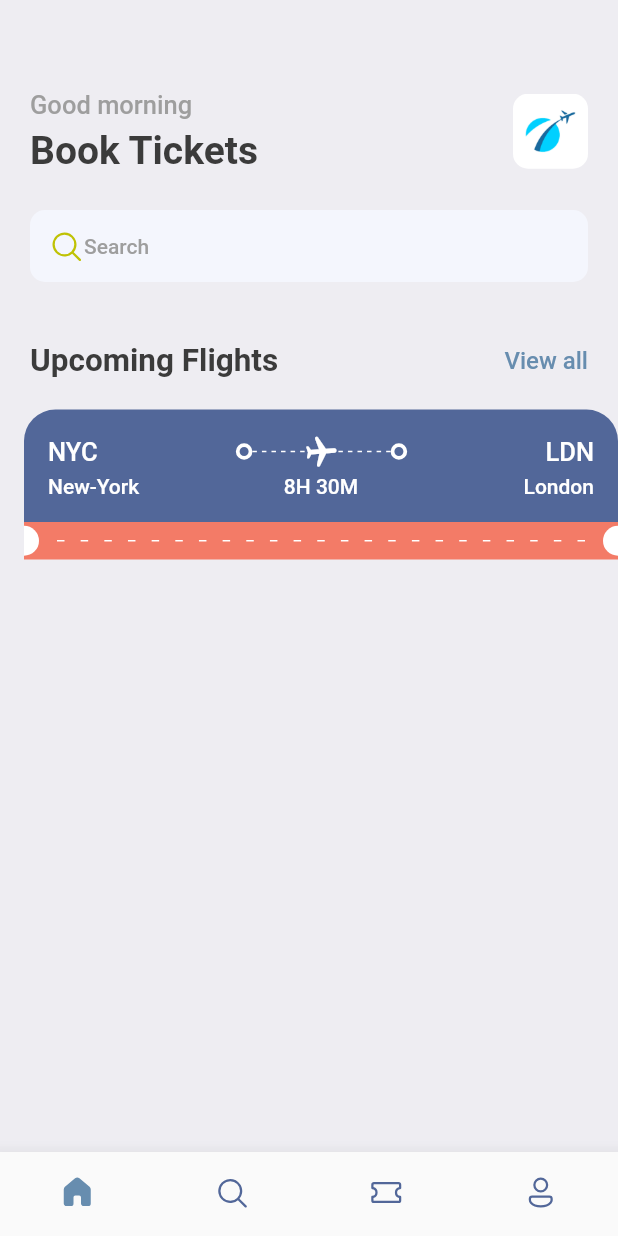
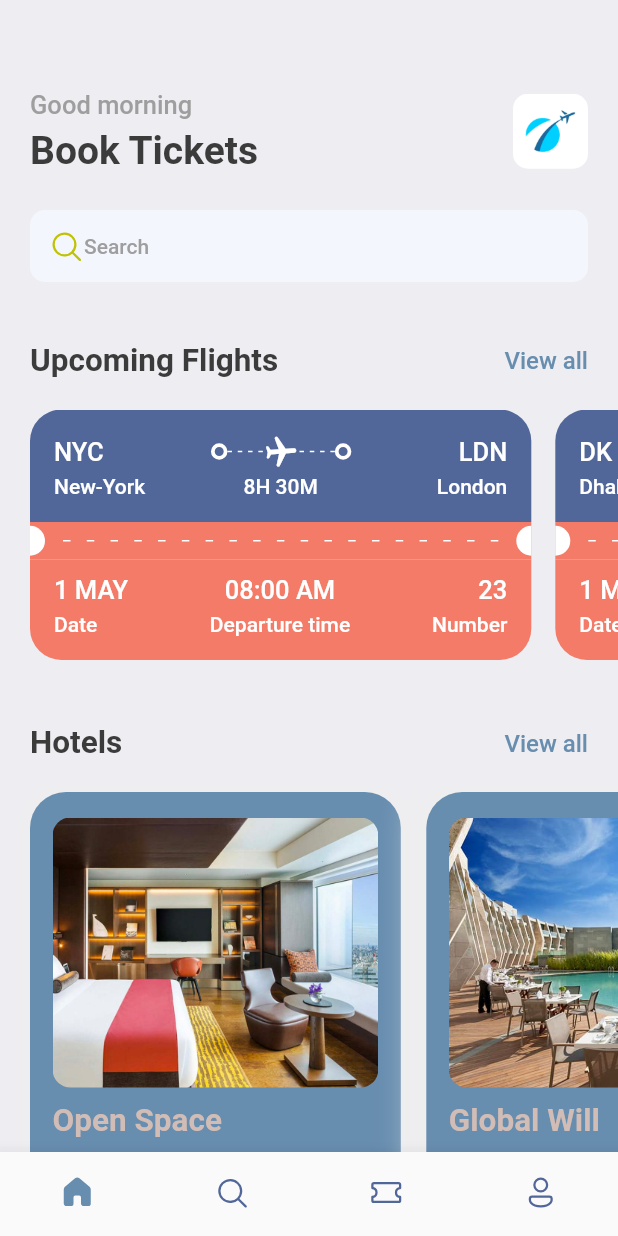
Before and after one commit to tonyh2021/flutter_booking_tickets, a Flutter app: the screen it shows after launch, on a phone screen of 412 x 824 dp. Run offline on Flutter 3.47's test engine with Material 2 defaults, Android fonts, the phone set to English and light mode, and no system bars; our stand-ins replace fluentui_icons, gap.

Commit message:
feat: home page; add app data.

```diff
--- a/lib/pages/home_page.dart
+++ b/lib/pages/home_page.dart
@@ -1,8 +1,9 @@
 import 'package:fluentui_icons/fluentui_icons.dart';
-import 'package:flutter/cupertino.dart';
 import 'package:flutter/foundation.dart';
 import 'package:flutter/material.dart';
+import 'package:flutter_booking_tickets/utils/app_data.dart';
 import 'package:flutter_booking_tickets/utils/app_styles.dart';
+import 'package:flutter_booking_tickets/widgets/hotel_view.dart';
 import 'package:flutter_booking_tickets/widgets/ticket_view.dart';
 import 'package:gap/gap.dart';
 
@@ -43,10 +44,7 @@
                 ),
                 const Gap(25),
                 Container(
-                  decoration: BoxDecoration(
-                      borderRadius: BorderRadius.circular(10),
-                      color: const Color(0xFFf4f6fd)
-                  ),
+                  decoration: BoxDecoration(borderRadius: BorderRadius.circular(10), color: const Color(0xFFf4f6fd)),
                   padding: const EdgeInsets.all(12),
                   child: Row(
                     children: [
@@ -70,18 +68,54 @@
                         onTap: () {
                           if (kDebugMode) {
                             print("Go to view all...");
-                          }},
-                        child: Text(
-                            "View all",
-                            style: Styles.textStyle.copyWith(color: Styles.primaryColor)
-                        )
-                    ),
+                          }
+                        },
+                        child: Text("View all", style: Styles.textStyle.copyWith(color: Styles.primaryColor))),
                   ],
                 ),
               ],
             ),
           ),
-          TicketView(),
+          SingleChildScrollView(
+            scrollDirection: Axis.horizontal,
+            padding: const EdgeInsets.only(left: 20),
+            child: Row(
+              children: ticketList
+                  .map((ticket) => TicketView(
+                        ticket: ticket,
+                      ))
+                  .toList(),
+            ),
+          ),
+          const Gap(10),
+          Container(
+            padding: const EdgeInsets.symmetric(horizontal: 20),
+            child: Row(
+              mainAxisAlignment: MainAxisAlignment.spaceBetween,
+              children: [
+                Text("Hotels", style: Styles.headLineStyle2),
+                InkWell(
+                    onTap: () {
+                      if (kDebugMode) {
+                        print("Go to view all...");
+                      }
+                    },
+                    child: Text("View all", style: Styles.textStyle.copyWith(color: Styles.primaryColor))),
+              ],
+            ),
+          ),
+          const Gap(15),
+          SingleChildScrollView(
+            scrollDirection: Axis.horizontal,
+            padding: const EdgeInsets.only(left: 20),
+            child: Row(
+              children: hostList
+                  .map((hotel) => HotelView(
+                        hotel: hotel,
+                      ))
+                  .toList(),
+            ),
+          ),
         ],
       ),
     );
--- /dev/null
+++ b/lib/utils/app_data.dart
@@ -0,0 +1,51 @@
+List<Map<String, dynamic>> hostList = [
+  {
+    'image': 'one.png',
+    'place': 'Open Space',
+    'destination': 'London',
+    'price': 25,
+  },
+  {
+    'image': 'two.png',
+    'place': 'Global Will',
+    'destination': 'London',
+    'price': 40,
+  },
+  {
+    'image': 'three.png',
+    'place': 'Tallest Building',
+    'destination': 'Dubai',
+    'price': 68,
+  }
+];
+
+List<Map<String, dynamic>> ticketList = [
+  {
+    'from': {
+      'code': 'NYC',
+      'name': 'New-York'
+    },
+    'to': {
+      'code': 'LDN',
+      'name': 'London'
+    },
+    'flying_time': '8H 30M',
+    'date': '1 MAY',
+    'departure_time': '08:00 AM',
+    'number': 23
+  },
+  {
+    'from': {
+      'code': 'DK',
+      'name': 'Dhaka'
+    },
+    'to': {
+      'code': 'SH',
+      'name': 'Shanghai'
+    },
+    'flying_time': '4H 20M',
+    'date': '1 MAY',
+    'departure_time': '09:00 AM',
+    'number': 45
+  },
+];
--- a/lib/utils/app_styles.dart
+++ b/lib/utils/app_styles.dart
@@ -8,6 +8,7 @@
   static const Color bgColor = Color(0xFFeeedf2);
   static const Color blueColor = Color(0xFF526799);
   static const Color orangeColor = Color(0xFFf37b67);
+  static const Color kakiColor = Color(0xFFd2bdb6);
 
   static TextStyle textStyle = const TextStyle(fontSize: 16, color: textColor, fontWeight: FontWeight.w500);
   static TextStyle headLineStyle1 = const TextStyle(fontSize: 26, color: textColor, fontWeight: FontWeight.bold);
--- /dev/null
+++ b/lib/widgets/hotel_view.dart
@@ -0,0 +1,54 @@
+import 'package:flutter/material.dart';
+import 'package:flutter_booking_tickets/utils/app_layout.dart';
+import 'package:flutter_booking_tickets/utils/app_styles.dart';
+import 'package:gap/gap.dart';
+
+class HotelView extends StatelessWidget {
+  final Map<String, dynamic> hotel;
+  const HotelView({Key? key, required this.hotel}) : super(key: key);
+
+  @override
+  Widget build(BuildContext context) {
+    final size = AppLayout.appSize(context);
+    return Container(
+      width: size.width * 0.6,
+      height: 350,
+      padding: const EdgeInsets.symmetric(horizontal: 15, vertical: 17),
+      margin: const EdgeInsets.only(right: 17, top: 5),
+      decoration: BoxDecoration(color: Styles.primaryColor, borderRadius: BorderRadius.circular(24), boxShadow: [
+        BoxShadow(
+          color: Colors.grey.shade200,
+          blurRadius: 20,
+          spreadRadius: 5,
+        )
+      ]),
+      child: Column(
+        crossAxisAlignment: CrossAxisAlignment.start,
+        children: [
+          Container(
+            height: 180,
+            decoration: BoxDecoration(
+                borderRadius: BorderRadius.circular(12),
+                color: Styles.primaryColor,
+                image: DecorationImage(fit: BoxFit.cover, image: AssetImage("assets/images/${hotel["image"]}"))),
+          ),
+          const Gap(10),
+          Text(
+            hotel["place"],
+            style: Styles.headLineStyle2.copyWith(color: Styles.kakiColor),
+          ),
+          const Gap(5),
+          Text(
+            hotel["destination"],
+            style: Styles.headLineStyle3.copyWith(color: Colors.white),
+          ),
+          const Gap(8),
+          Text(
+            "\$${hotel["price"]}/night",
+            style: Styles.headLineStyle1.copyWith(color: Styles.kakiColor),
+          ),
+        ],
+      ),
+    );
+  }
+}
--- a/lib/widgets/ticket_view.dart
+++ b/lib/widgets/ticket_view.dart
@@ -6,16 +6,17 @@
 import 'package:gap/gap.dart';
 
 class TicketView extends StatelessWidget {
-  const TicketView({Key? key}) : super(key: key);
+  final Map<String, dynamic> ticket;
+  const TicketView({Key? key, required this.ticket}) : super(key: key);
 
   @override
   Widget build(BuildContext context) {
     final size = AppLayout.appSize(context);
     return SizedBox(
-      width: size.width,
+      width: size.width * 0.85,
       height: 200,
       child: Container(
-        margin: const EdgeInsets.only(left: 16),
+        margin: const EdgeInsets.only(right: 16),
         child: Column(
           mainAxisSize: MainAxisSize.min,
           children: [
@@ -29,7 +30,7 @@
                 children: [
                   Row(
                     children: [
-                      Text("NYC", style: Styles.headLineStyle3.copyWith(color: Colors.white)),
+                      Text(ticket['from']['code'], style: Styles.headLineStyle3.copyWith(color: Colors.white)),
                       Expanded(
                         child: Container(),
                       ),
@@ -74,7 +75,7 @@
                       Expanded(
                         child: Container(),
                       ),
-                      Text("LDN", style: Styles.headLineStyle3.copyWith(color: Colors.white)),
+                      Text(ticket['to']['code'], style: Styles.headLineStyle3.copyWith(color: Colors.white)),
                     ],
                   ),
                   const Gap(3),
@@ -84,18 +85,18 @@
                       SizedBox(
                         width: 100,
                         child: Text(
-                          "New-York",
+                          ticket['from']['name'],
                           style: Styles.headLineStyle4.copyWith(color: Colors.white),
                         ),
                       ),
                       Text(
-                        "8H 30M",
+                        ticket['flying_time'],
                         style: Styles.headLineStyle4.copyWith(color: Colors.white),
                       ),
                       SizedBox(
                         width: 100,
                         child: Text(
-                          "London",
+                          ticket['to']['name'],
                           textAlign: TextAlign.end,
                           style: Styles.headLineStyle4.copyWith(color: Colors.white),
                         ),
@@ -105,7 +106,7 @@
                 ],
               ),
             ),
-            // Orange part of the ticket
+            // Orange middle part of the ticket
             Container(
               color: Styles.orangeColor,
               child: Row(
@@ -152,7 +153,65 @@
                   ),
                 ],
               ),
-            )
+            ),
+            // Orange bottom part
+            Container(
+              decoration: const BoxDecoration(
+                  color: Styles.orangeColor,
+                  borderRadius: BorderRadius.only(bottomLeft: Radius.circular(21), bottomRight: Radius.circular(21))),
+              padding: const EdgeInsets.only(left: 16, top: 10, right: 16, bottom: 16),
+              child: Column(
+                children: [
+                  Row(
+                    mainAxisAlignment: MainAxisAlignment.spaceBetween,
+                    children: [
+                      Column(
+                        crossAxisAlignment: CrossAxisAlignment.start,
+                        children: [
+                          Text(
+                            ticket['date'],
+                            style: Styles.headLineStyle3.copyWith(color: Colors.white),
+                          ),
+                          const Gap(5),
+                          Text(
+                            "Date",
+                            style: Styles.headLineStyle4.copyWith(color: Colors.white),
+                          )
+                        ],
+                      ),
+                      Column(
+                        crossAxisAlignment: CrossAxisAlignment.center,
+                        children: [
+                          Text(
+                            ticket['departure_time'],
+                            style: Styles.headLineStyle3.copyWith(color: Colors.white),
+                          ),
+                          const Gap(5),
+                          Text(
+                            "Departure time",
+                            style: Styles.headLineStyle4.copyWith(color: Colors.white),
+                          )
+                        ],
+                      ),
+                      Column(
+                        crossAxisAlignment: CrossAxisAlignment.end,
+                        children: [
+                          Text(
+                            "${ticket['number']}",
+                            style: Styles.headLineStyle3.copyWith(color: Colors.white),
+                          ),
+                          const Gap(5),
+                          Text(
+                            "Number",
+                            style: Styles.headLineStyle4.copyWith(color: Colors.white),
+                          )
+                        ],
+                      )
+                    ],
+                  )
+                ],
+              ),
+            ),
           ],
         ),
       ),
```
